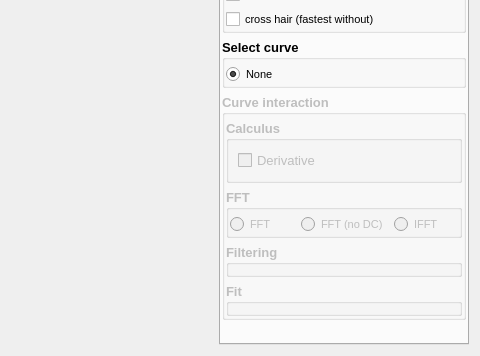
Qt form ui/plot1d.ui (pyplotter/pyplotter) before a commit; both pictures show x 507 to 987 and y 104 to 460 of the 987 by 460 pixel window.
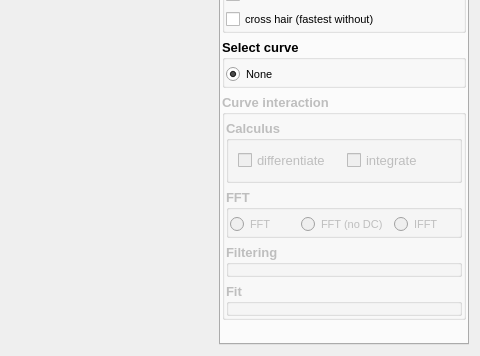
The same form after that commit. Custom widgets are drawn as their Qt base class.

```diff
--- a/ui/plot1d.ui
+++ b/ui/plot1d.ui
@@ -259,7 +259,20 @@
                     </font>
                    </property>
                    <property name="text">
-                    <string>Derivative</string>
+                    <string>differentiate</string>
+                   </property>
+                  </widget>
+                 </item>
+                 <item>
+                  <widget class="QCheckBox" name="checkBoxIntegrate">
+                   <property name="font">
+                    <font>
+                     <weight>50</weight>
+                     <bold>false</bold>
+                    </font>
+                   </property>
+                   <property name="text">
+                    <string>integrate</string>
                    </property>
                   </widget>
                  </item>
```
Left out of the diff: 2 changed lines with no effect on the pictures.
